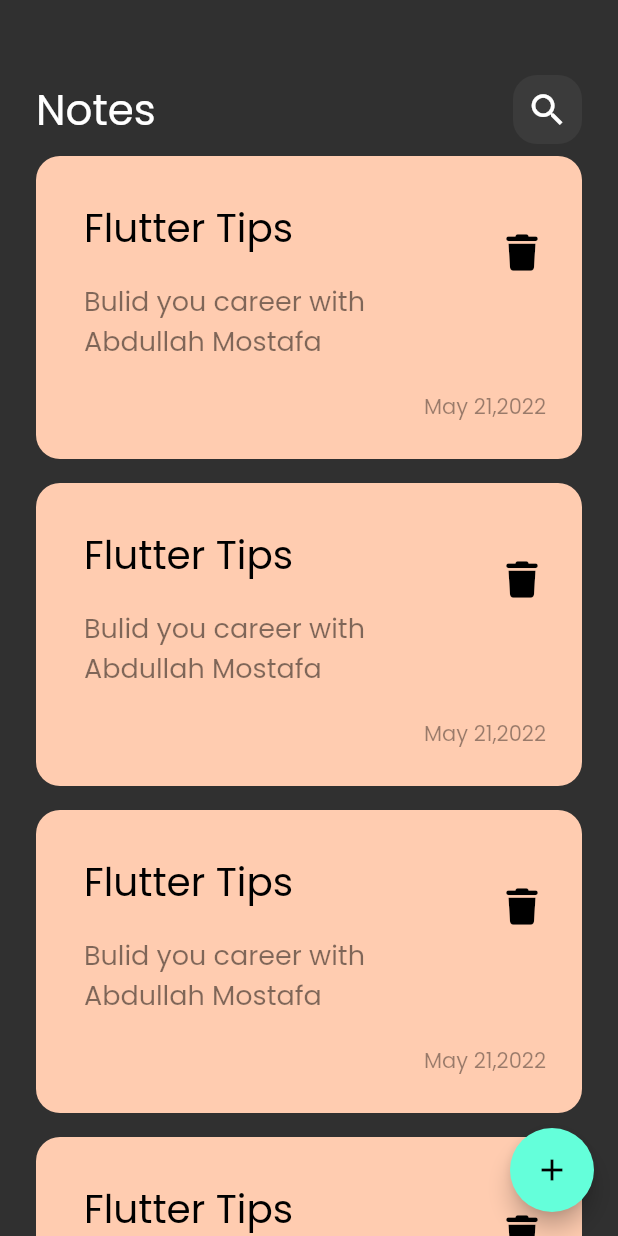
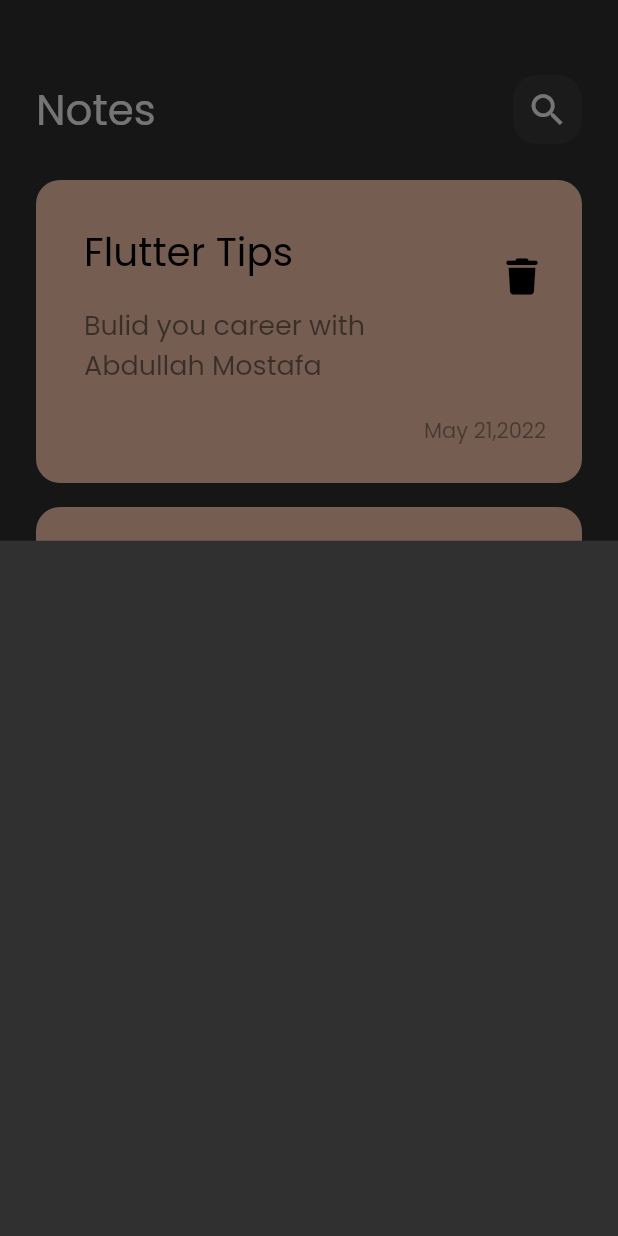
Before and after one commit to abody2002022/note_app, a Flutter app: the screen it shows after launch, after a tap on the "add" icon, on a phone screen of 412 x 824 dp. Run offline on Flutter 3.47's test engine with Material 2 defaults, Android fonts, the phone set to English and light mode, and no system bars; our stand-ins replace font_awesome_flutter.

Commit message:
Add Model BottomSheet

```diff
--- a/lib/views/notes_view.dart
+++ b/lib/views/notes_view.dart
@@ -1,6 +1,7 @@
 import 'package:flutter/material.dart';
 import 'package:flutter/src/widgets/framework.dart';
 import 'package:flutter/src/widgets/placeholder.dart';
+import 'package:note_app/views/widgets/add_model_bottom_sheet.dart';
 import 'package:note_app/views/widgets/notes_view_body.dart';
 
 class NotesView extends StatelessWidget {
@@ -10,7 +11,13 @@ class NotesView extends StatelessWidget {
   Widget build(BuildContext context) {
     return Scaffold(
         floatingActionButton: FloatingActionButton(
-          onPressed: () {},
+          onPressed: () {
+            showModalBottomSheet(
+                context: context,
+                builder: (context) {
+                  return AddBottomSheet();
+                });
+          },
           child: Icon(Icons.add),
         ),
         body: const NotesViewBody());
--- /dev/null
+++ b/lib/views/widgets/add_model_bottom_sheet.dart
@@ -0,0 +1,10 @@
+import 'package:flutter/material.dart';
+
+class AddBottomSheet extends StatelessWidget {
+  const AddBottomSheet({super.key});
+
+  @override
+  Widget build(BuildContext context) {
+    return Container();
+  }
+}
--- a/lib/views/widgets/notes_list_view.dart
+++ b/lib/views/widgets/notes_list_view.dart
@@ -9,13 +9,17 @@ class NotesListView extends StatelessWidget {
 
   @override
   Widget build(BuildContext context) {
-    return ListView.builder(
+    return Padding(
+      padding: const EdgeInsets.symmetric(vertical: 16),
+      child: ListView.builder(
+        padding: EdgeInsets.zero,
         itemBuilder: (context, index) {
           return Padding(
             padding: const EdgeInsets.symmetric(vertical: 8),
             child: NoteItem(),
           );
         },
+      ),
     );
   }
 }
--- a/pubspec.yaml
+++ b/pubspec.yaml
@@ -36,6 +36,8 @@ dependencies:
   # Use with the CupertinoIcons class for iOS style icons.
   cupertino_icons: ^1.0.2
   font_awesome_flutter: ^10.4.0
+  flutter_blue: ^0.8.0
+  audioplayers: ^4.1.0
 
 dev_dependencies:
   flutter_test:
```
Also changed, not shown: pubspec.lock, 8 other files. Lines whose indentation alone changed are shown as unchanged.
